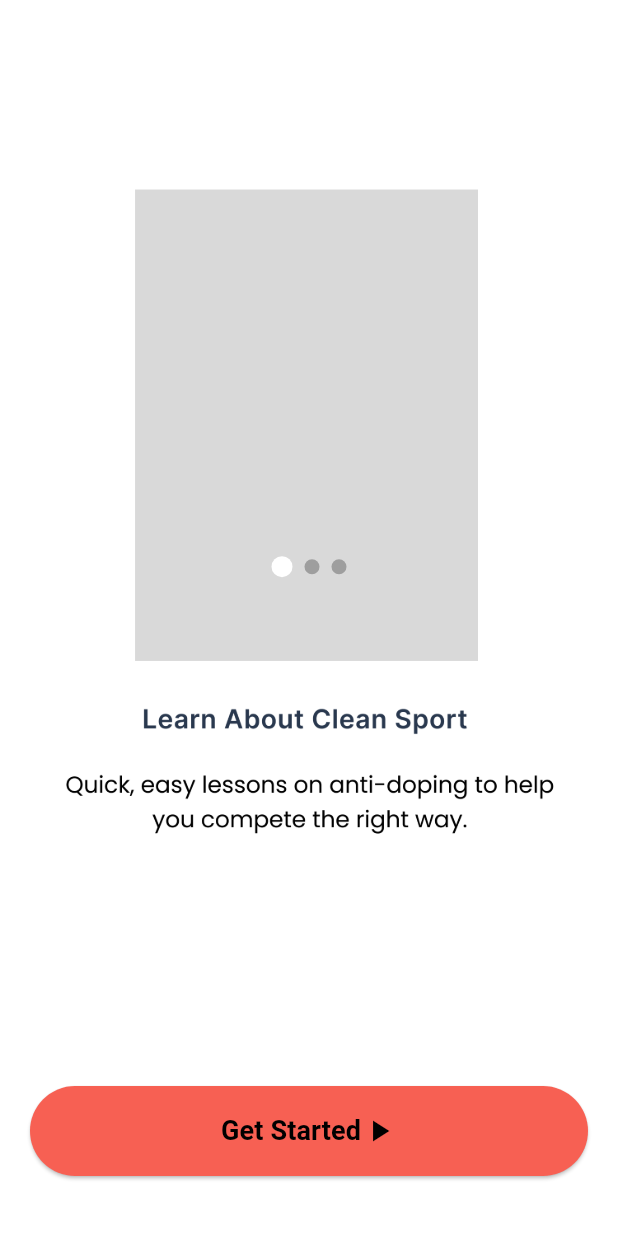
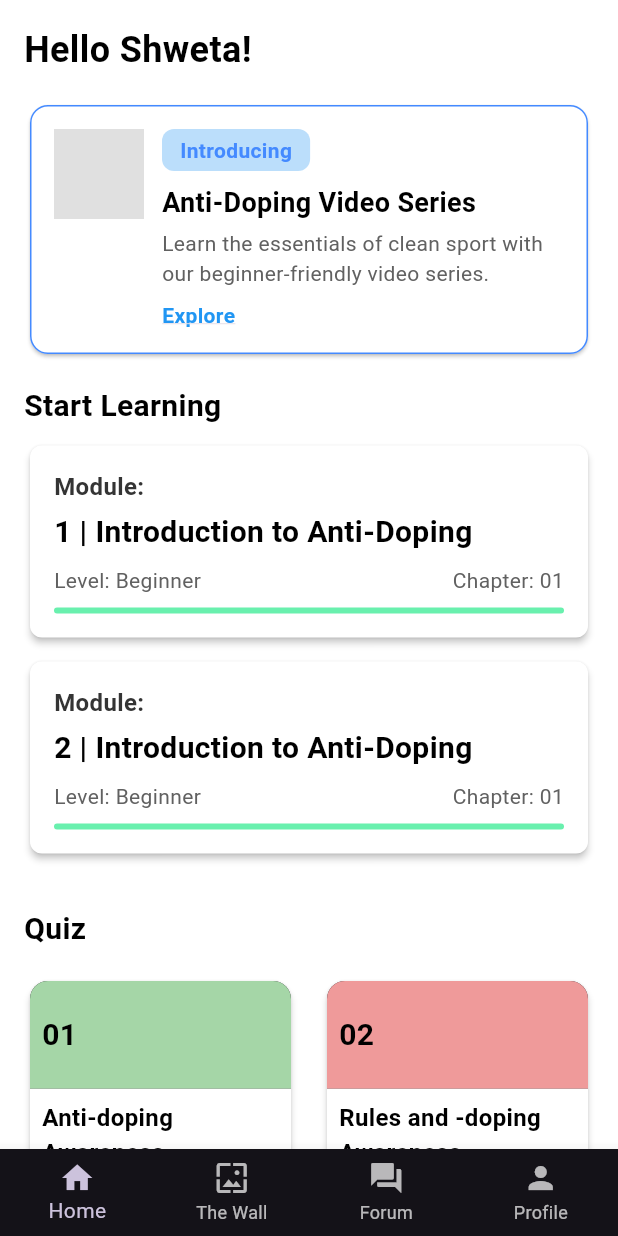
Before and after one commit to katyalmohit/athlete-aware, a Flutter app: the screen it shows after launch, after a tap on "Get Started", on a phone screen of 412 x 824 dp. Run offline on Flutter 3.47's test engine with Material 3 defaults, Android fonts, the light colour scheme and no system bars; drawn by our look-alikes of carousel_slider; our stand-ins replace cloud_firestore, firebase_auth, firebase_core, flutter_spinkit, flutter_svg, google_fonts and 4 more; accounts and stored records are empty.

Commit message:
Add home and forum screen

```diff
--- /dev/null
+++ b/lib/screens/home_screen.dart
@@ -0,0 +1,328 @@
+import 'package:athlete_aware/screens/media_screen.dart';
+import 'package:flutter/material.dart';
+
+class AntiDopingScreen extends StatelessWidget {
+  @override
+  Widget build(BuildContext context) {
+    return Scaffold(
+      backgroundColor: Colors.white,
+      appBar: AppBar(
+        elevation: 0,
+        backgroundColor: Colors.white,
+        toolbarHeight: 0,
+      ),
+      body: SingleChildScrollView(
+        padding: const EdgeInsets.all(16.0),
+        child: Column(
+          crossAxisAlignment: CrossAxisAlignment.start,
+          children: [
+            // Greeting Header
+            const Text(
+              "Hello Shweta!",
+              style: TextStyle(
+                fontSize: 24,
+                fontWeight: FontWeight.bold,
+                color: Colors.black,
+              ),
+            ),
+            const SizedBox(height: 16),
+
+            // Introducing Card
+            Card(
+              color: Colors.white,
+              shape: RoundedRectangleBorder(
+                borderRadius: BorderRadius.circular(12.0),
+                side: const BorderSide(color: Colors.blueAccent, width: 1),
+              ),
+              child: Padding(
+                padding: const EdgeInsets.all(16.0),
+                child: Row(
+                  crossAxisAlignment: CrossAxisAlignment.start,
+                  children: [
+                    // Image
+                    Container(
+                      width: 60,
+                      height: 60,
+                      color: Colors.grey[300], // Placeholder for the image
+                    ),
+                    const SizedBox(width: 12),
+                    // Content
+                    Expanded(
+                      child: Column(
+                        crossAxisAlignment: CrossAxisAlignment.start,
+                        children: [
+                          // Introducing Label
+                          Container(
+                            padding: const EdgeInsets.symmetric(
+                              horizontal: 12,
+                              vertical: 4,
+                            ),
+                            decoration: BoxDecoration(
+                              color: Colors.blue.shade100,
+                              borderRadius: BorderRadius.circular(8),
+                            ),
+                            child: const Text(
+                              "Introducing",
+                              style: TextStyle(
+                                color: Colors.blueAccent,
+                                fontWeight: FontWeight.bold,
+                              ),
+                            ),
+                          ),
+                          const SizedBox(height: 8),
+                          const Text(
+                            "Anti-Doping Video Series",
+                            style: TextStyle(
+                              fontSize: 18,
+                              fontWeight: FontWeight.bold,
+                              color: Colors.black,
+                            ),
+                          ),
+                          const SizedBox(height: 4),
+                          Text(
+                            "Learn the essentials of clean sport with our beginner-friendly video series.",
+                            style: TextStyle(
+                                fontSize: 14, color: Colors.grey[700]),
+                          ),
+                          const SizedBox(height: 8),
+                          GestureDetector(
+                            onTap: () {},
+                            child: const Text(
+                              "Explore",
+                              style: TextStyle(
+                                color: Colors.blue,
+                                fontWeight: FontWeight.bold,
+                                decoration: TextDecoration.underline,
+                              ),
+                            ),
+                          ),
+                        ],
+                      ),
+                    ),
+                  ],
+                ),
+              ),
+            ),
+            const SizedBox(height: 16),
+
+            // Start Learning Section
+            const Text(
+              "Start Learning",
+              style: TextStyle(
+                fontSize: 20,
+                fontWeight: FontWeight.bold,
+                color: Colors.black,
+              ),
+            ),
+            const SizedBox(height: 8),
+
+            // Modules List
+            _buildModuleCard(1, "Introduction to Anti-Doping"),
+            const SizedBox(height: 8),
+            _buildModuleCard(2, "Introduction to Anti-Doping"),
+
+            const SizedBox(height: 16),
+
+            // New Button
+
+            const SizedBox(height: 16),
+
+            // Quiz Section
+            const Text(
+              "Quiz",
+              style: TextStyle(
+                fontSize: 20,
+                fontWeight: FontWeight.bold,
+                color: Colors.black,
+              ),
+            ),
+            const SizedBox(height: 16),
+
+            GridView.builder(
+              shrinkWrap: true,
+              physics: const NeverScrollableScrollPhysics(),
+              gridDelegate: const SliverGridDelegateWithFixedCrossAxisCount(
+                crossAxisCount: 2, // 2 cards per row
+                crossAxisSpacing: 16,
+                mainAxisSpacing: 16,
+                childAspectRatio: 1.2,
+              ),
+              itemCount: 4, // Number of quiz cards
+              itemBuilder: (context, index) {
+                // Data for each card
+                final colors = [
+                  Colors.green.shade200,
+                  Colors.red.shade200,
+                  Colors.yellow.shade200,
+                  Colors.green.shade200,
+                ];
+                final titles = [
+                  "Anti-doping Awareness",
+                  "Rules and -doping Awareness",
+                  "Anti-doping Awareness",
+                  "Anti-doping Awareness",
+                ];
+                final numbers = ["01", "02", "03", "04"];
+
+                return Card(
+                  shape: RoundedRectangleBorder(
+                    borderRadius: BorderRadius.circular(12),
+                  ),
+                  elevation: 2,
+                  child: Column(
+                    children: [
+                      // Top Section (Colored Rectangle)
+                      Expanded(
+                        flex: 1,
+                        child: Container(
+                          decoration: BoxDecoration(
+                            color: colors[index],
+                            borderRadius: const BorderRadius.only(
+                              topLeft: Radius.circular(12),
+                              topRight: Radius.circular(12),
+                            ),
+                          ),
+                          child: Align(
+                            alignment: Alignment.centerLeft,
+                            child: Padding(
+                              padding: const EdgeInsets.all(8.0),
+                              child: Text(
+                                numbers[index],
+                                style: const TextStyle(
+                                  fontSize: 20,
+                                  fontWeight: FontWeight.bold,
+                                  color: Colors.black,
+                                ),
+                              ),
+                            ),
+                          ),
+                        ),
+                      ),
+                      // Bottom Section (Content Area)
+                      Expanded(
+                        flex: 1,
+                        child: Container(
+                          color:
+                              Colors.white, // Set the background color to white
+                          child: Padding(
+                            padding: const EdgeInsets.all(8.0),
+                            child: Align(
+                              alignment: Alignment.topLeft,
+                              child: Text(
+                                titles[index],
+                                style: const TextStyle(
+                                  fontSize: 16,
+                                  fontWeight: FontWeight.w600,
+                                  color: Colors
+                                      .black, // Adjust text color for better contrast
+                                ),
+                              ),
+                            ),
+                          ),
+                        ),
+                      ),
+                    ],
+                  ),
+                );
+              },
+            ),
+          ],
+        ),
+      ),
+      // bottomNavigationBar: BottomNavigationBar(
+      //   type: BottomNavigationBarType.fixed,
+      //   items: const [
+      //     BottomNavigationBarItem(icon: Icon(Icons.home), label: "Home"),
+      //     BottomNavigationBarItem(
+      //         icon: Icon(Icons.wallpaper), label: "The Wall"),
+      //     BottomNavigationBarItem(icon: Icon(Icons.forum), label: "Forum"),
+      //     BottomNavigationBarItem(icon: Icon(Icons.person), label: "Profile"),
+      //   ],
+      // ),
+      bottomNavigationBar: BottomNavigationBar(
+  type: BottomNavigationBarType.fixed,
+  items: [
+    const BottomNavigationBarItem(icon: Icon(Icons.home), label: "Home"),
+    const BottomNavigationBarItem(
+        icon: Icon(Icons.wallpaper), label: "The Wall"),
+    BottomNavigationBarItem(
+      icon: GestureDetector(
+        onTap: () {
+          Navigator.push(
+            context,
+            MaterialPageRoute(builder: (context) => PostsSection()),
+          );
+        },
+        child: const Icon(Icons.forum),
+      ),
+      label: "Forum",
+    ),
+    const BottomNavigationBarItem(icon: Icon(Icons.person), label: "Profile"),
+  ],
+),
+    );
+  }
+
+  Widget _buildModuleCard(int moduleNumber, String title) {
+    return Card(
+      color: Colors.white,
+      shape: RoundedRectangleBorder(
+        borderRadius: BorderRadius.circular(8.0),
+      ),
+      elevation: 2,
+      child: Padding(
+        padding: const EdgeInsets.all(16.0),
+        child: Column(
+          crossAxisAlignment: CrossAxisAlignment.start,
+          children: [
+            Text(
+              "Module:",
+              style: TextStyle(
+                fontSize: 16,
+                color: const Color.fromARGB(255, 52, 52, 52),
+                fontWeight: FontWeight.w600,
+              ),
+            ),
+            const SizedBox(height: 4),
+            Text(
+              "$moduleNumber | $title",
+              style: const TextStyle(
+                fontSize: 20,
+                fontWeight: FontWeight.bold,
+                color: Colors.black,
+              ),
+            ),
+            const SizedBox(height: 8),
+            Row(
+              mainAxisAlignment: MainAxisAlignment.spaceBetween,
+              children: [
+                Text(
+                  "Level: Beginner",
+                  style: TextStyle(
+                    fontSize: 14,
+                    color: Colors.grey[700],
+                  ),
+                ),
+                Text(
+                  "Chapter: 01",
+                  style: TextStyle(
+                    fontSize: 14,
+                    color: Colors.grey[700],
+                  ),
+                ),
+              ],
+            ),
+            const SizedBox(height: 8),
+            Container(
+              height: 4,
+              decoration: BoxDecoration(
+                color: Colors.greenAccent,
+                borderRadius: BorderRadius.circular(2),
+              ),
+            ),
+          ],
+        ),
+      ),
+    );
+  }
+}
--- a/lib/screens/welcome_screen.dart
+++ b/lib/screens/welcome_screen.dart
@@ -1,3 +1,4 @@
+import 'package:athlete_aware/screens/home_screen.dart';
 import 'package:carousel_slider/carousel_slider.dart';
 import 'package:flutter/material.dart';
 import 'package:google_fonts/google_fonts.dart';
@@ -111,7 +112,7 @@ class _WelcomeScreenState extends State<WelcomeScreen> {
                           context,
                           MaterialPageRoute(
                               builder: (context) =>
-                                  const WelcomeScreen()), // Navigate to HomeScreen
+                                  AntiDopingScreen()), // Navigate to HomeScreen
                         );
                       },
                       style: ElevatedButton.styleFrom(
--- a/pubspec.yaml
+++ b/pubspec.yaml
@@ -45,6 +45,9 @@ dependencies:
   flutter_svg: ^2.0.16
   image_picker: ^1.1.2
   google_sign_in: ^6.2.2
+  video_player: ^2.9.2
+  url_launcher: ^6.3.1
+  timeago: ^3.7.0
 
 dev_dependencies:
   flutter_test:
```
Also changed, not shown: lib/screens/media_screen.dart (added, +381 -0 lines), assets/carousel1.png, assets/carousel2.png, assets/carousel3.png, pubspec.lock, 5 other files.
